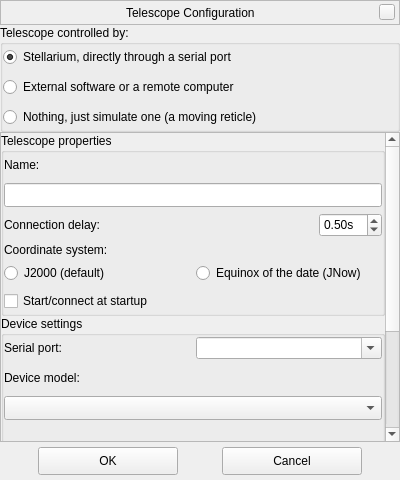
Qt form plugins/TelescopeControl/src/gui/telescopeConfigurationDialog.ui (519984307/stellarium_src) before a commit.
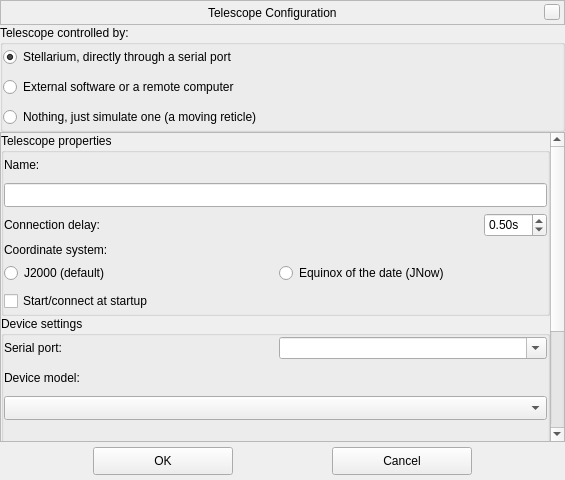
The same form after that commit. Custom widgets are drawn as their Qt base class.

```diff
--- a/plugins/TelescopeControl/src/gui/telescopeConfigurationDialog.ui
+++ b/plugins/TelescopeControl/src/gui/telescopeConfigurationDialog.ui
@@ -9,7 +9,7 @@
    <rect>
     <x>0</x>
     <y>0</y>
-    <width>400</width>
+    <width>565</width>
     <height>480</height>
    </rect>
   </property>
@@ -244,8 +244,8 @@
        <rect>
         <x>0</x>
         <y>0</y>
-        <width>382</width>
-        <height>479</height>
+        <width>549</width>
+        <height>520</height>
        </rect>
       </property>
       <layout class="QVBoxLayout" name="verticalLayoutScrollArea">
```
